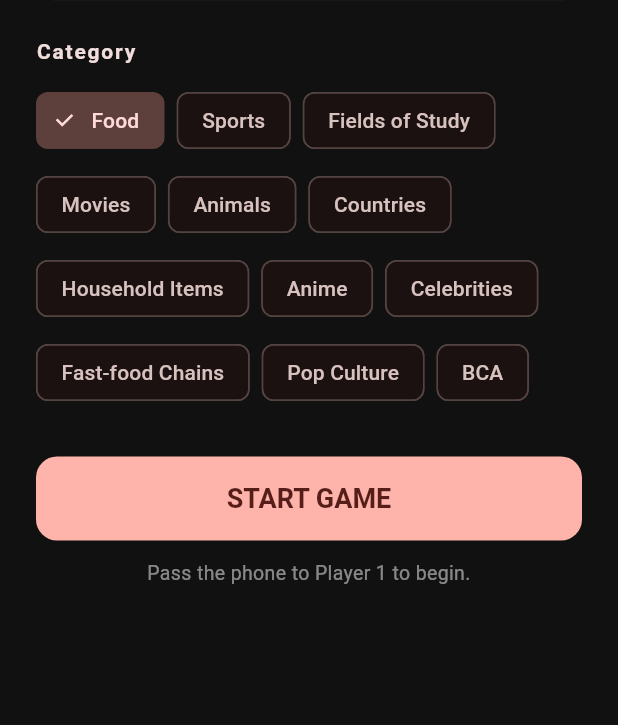
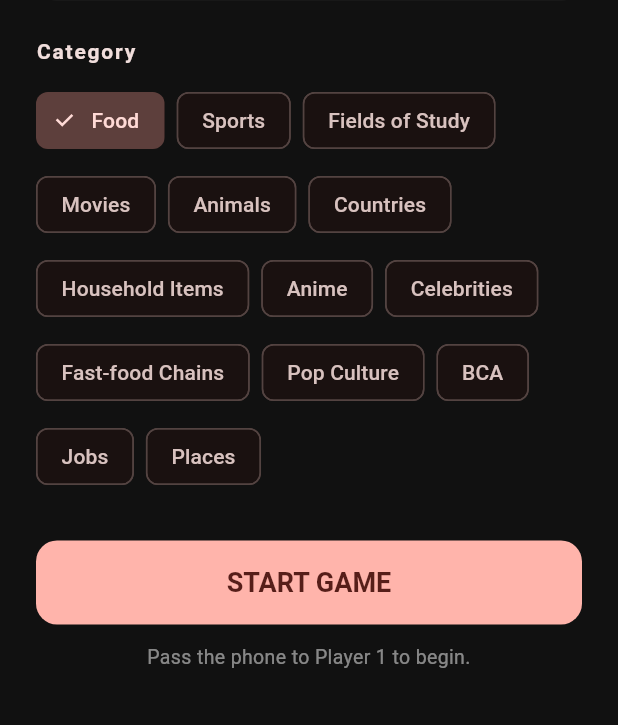
Before and after one commit to 27dpaik/ImposterTrial, a Flutter app: the screen it shows after launch, on a phone screen of 412 x 824 dp, the part 511-1236 px from its top. Run offline on Flutter 3.47's test engine with Material 3 defaults, Android fonts, the phone set to English and light mode, and no system bars.

Commit message:
Add Jobs, Places, and hidden Sex categories
Sex category requires a 5-tap unlock gesture on the title to appear,
so it stays hidden by default. Note: this category will need to be
removed before App Store submission.

Co-Authored-By: Claude Opus 4.7 (1M context) <noreply@anthropic.com>

```diff
--- a/lib/data/word_bank.dart
+++ b/lib/data/word_bank.dart
@@ -1,7 +1,8 @@
 class Category {
   final String name;
   final List<String> words;
-  const Category(this.name, this.words);
+  final bool isHidden;
+  const Category(this.name, this.words, {this.isHidden = false});
 }
 
 const List<Category> wordBank = [
@@ -98,4 +99,33 @@ const List<Category> wordBank = [
     'Dr. Zubov', 'Ms. Pinke', 'Dr. Bath', 'Mr. Davis', 'Dr. Sabio',
     'Mr. Pinyan', 'Mr. King', 'Mrs. Villanova', 'Dr. Pinto',
   ]),
+  Category('Jobs', [
+    'Doctor', 'Nurse', 'Teacher', 'Lawyer', 'Engineer', 'Accountant',
+    'Firefighter', 'Police Officer', 'Chef', 'Pilot', 'Flight Attendant',
+    'Surgeon', 'Dentist', 'Veterinarian', 'Architect', 'Plumber', 'Electrician',
+    'Carpenter', 'Mechanic', 'Farmer', 'Banker', 'Real Estate Agent',
+    'Journalist', 'Photographer', 'Graphic Designer', 'Software Developer',
+    'Scientist', 'Professor', 'Librarian', 'Therapist', 'Pharmacist',
+    'Bartender', 'Barista', 'Lifeguard', 'Personal Trainer', 'Athlete',
+    'Actor', 'Musician', 'DJ', 'Streamer',
+  ]),
+  Category('Places', [
+    'Beach', 'Mountain', 'Forest', 'Desert', 'Park', 'Library', 'Museum',
+    'Airport', 'Train Station', 'Hospital', 'School', 'University', 'Church',
+    'Mosque', 'Temple', 'Stadium', 'Concert Hall', 'Movie Theater', 'Gym',
+    'Mall', 'Grocery Store', 'Restaurant', 'Cafe', 'Hotel', 'Casino',
+    'Amusement Park', 'Zoo', 'Aquarium', 'Bowling Alley', 'Arcade', 'Skatepark',
+    'Office Building', 'Construction Site', 'Farm', 'Lighthouse', 'Castle',
+    'Cave', 'Volcano', 'Island', 'Pier',
+  ]),
+  Category('Sex', [
+    'Flirting', 'Crush', 'Kiss', 'Make Out', 'Hookup', 'One Night Stand',
+    'Friends with Benefits', 'Situationship', 'Booty Call', 'Sexting',
+    'Netflix and Chill', 'Slide Into DMs', 'Tinder', 'Bumble', 'Hinge',
+    'Dating App', 'Swipe Right', 'Match', 'Ghosting', 'Body Count',
+    'Walk of Shame', 'Wingman', 'Pickup Line', 'Cougar', 'Sugar Daddy',
+    'Catfish', 'DTR', 'Soft Launch', 'Hard Launch', 'Rebound', 'Ex',
+    'Friendzone', 'Lovebombing', 'Chemistry', 'Foreplay', 'Lingerie',
+    'Roses', 'Candlelight', 'Slow Dance', 'Honeymoon',
+  ], isHidden: true),
 ];
--- a/lib/screens/setup_screen.dart
+++ b/lib/screens/setup_screen.dart
@@ -16,7 +16,11 @@ class _SetupScreenState extends State<SetupScreen> {
 
   int _playerCount = 5;
   int _imposterCount = 1;
-  Category _category = wordBank.firstWhere((c) => c.words.isNotEmpty);
+  Category _category =
+      wordBank.firstWhere((c) => c.words.isNotEmpty && !c.isHidden);
+  bool _hiddenUnlocked = false;
+  int _titleTaps = 0;
+  DateTime _firstTapAt = DateTime.fromMillisecondsSinceEpoch(0);
 
   int get _maxImposters {
     final cap = (_playerCount - 1) ~/ 2;
@@ -34,6 +38,27 @@ class _SetupScreenState extends State<SetupScreen> {
     setState(() {
       _imposterCount = n.clamp(1, _maxImposters);
     });
+  }
+
+  void _onTitleTap() {
+    final now = DateTime.now();
+    if (now.difference(_firstTapAt) > const Duration(seconds: 3)) {
+      _titleTaps = 1;
+      _firstTapAt = now;
+    } else {
+      _titleTaps += 1;
+    }
+    if (_titleTaps >= 5 && !_hiddenUnlocked) {
+      setState(() => _hiddenUnlocked = true);
+      _titleTaps = 0;
+      ScaffoldMessenger.of(context).showSnackBar(
+        const SnackBar(
+          content: Text('🔓 Hidden categories unlocked'),
+          behavior: SnackBarBehavior.floating,
+          duration: Duration(seconds: 2),
+        ),
+      );
+    }
   }
 
   void _start() {
@@ -65,13 +90,17 @@ class _SetupScreenState extends State<SetupScreen> {
           child: Column(
             crossAxisAlignment: CrossAxisAlignment.stretch,
             children: [
-              const Text(
+              GestureDetector(
+                onTap: _onTitleTap,
+                behavior: HitTestBehavior.opaque,
+                child: const Text(
                   'IMPOSTER',
                   textAlign: TextAlign.center,
                   style: TextStyle(
                     fontSize: 44,
                     fontWeight: FontWeight.w900,
                     letterSpacing: 6,
+                  ),
                 ),
               ),
               const SizedBox(height: 8),
@@ -114,6 +143,7 @@ class _SetupScreenState extends State<SetupScreen> {
                 runSpacing: 8,
                 children: [
                   for (final c in wordBank)
+                    if (!c.isHidden || _hiddenUnlocked)
                       ChoiceChip(
                         label: Text(
                           c.words.isEmpty ? '${c.name} (empty)' : c.name,
```
Also changed, not shown: 1 other file. Lines whose indentation alone changed are shown as unchanged.
